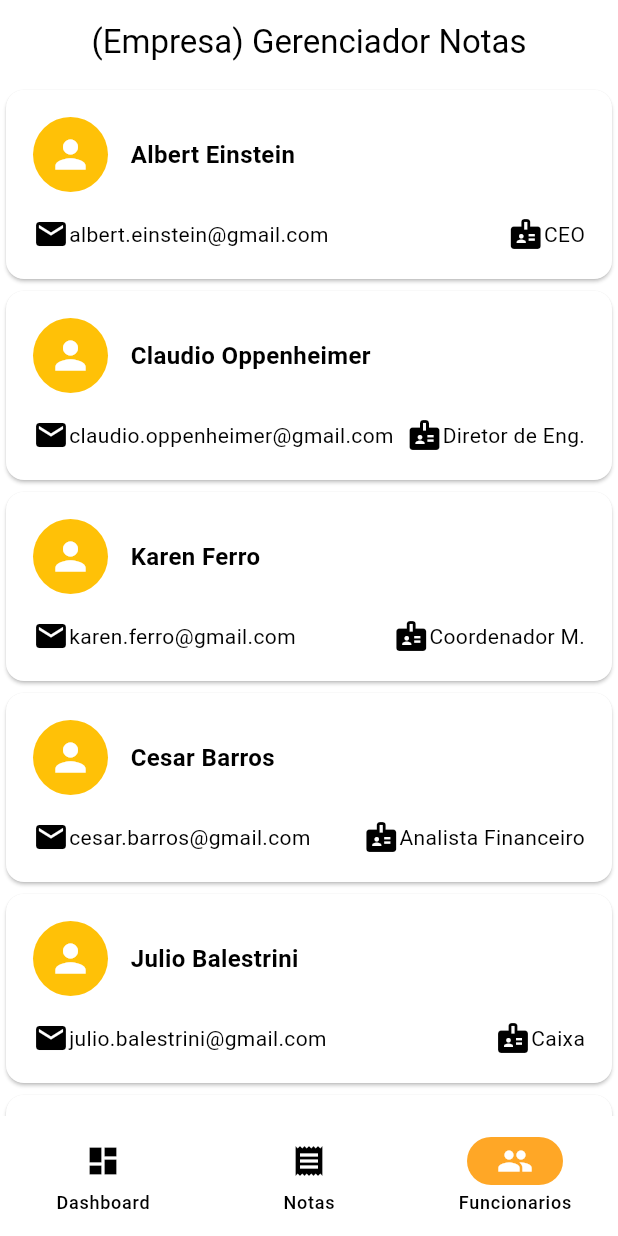
After one commit to gustavoaraujo06/freedom.gerenciador, a Flutter app: the screen it shows after launch, item 3 of the bottom bar chosen, on a phone screen of 412 x 824 dp. The commit adds this screen. Run offline on Flutter 3.47's test engine with Material 3 defaults, Android fonts, the phone set to English and light mode, and no system bars; our stand-ins replace fl_chart; missing offline and left inert: mobile_scanner.

Commit message:
workers page

```diff
--- a/mobile/lib/main.dart
+++ b/mobile/lib/main.dart
@@ -3,6 +3,7 @@ import 'package:mobile/addnota.dart';
 import 'package:mobile/dashboard.dart';
 import 'package:mobile/notas_repository.dart';
 import 'package:mobile/notaswidget.dart';
+import 'package:mobile/workers.dart';
 import 'package:provider/provider.dart';
 
 void main() {
@@ -96,6 +97,10 @@ class NotasHomeState extends State<NotasHome> {
             icon: Icon(Icons.receipt),
             label: "Notas",
           ),
+           NavigationDestination(
+            icon: Icon(Icons.people),
+            label: "Funcionarios",
+          ),
         ],
         selectedIndex: navigationIndex,
         onDestinationSelected: (value) =>
@@ -107,6 +112,7 @@ class NotasHomeState extends State<NotasHome> {
       body: [
         Dashboard(),
         NotasWidget(),
+        Workers(),
       ][navigationIndex],
     );
   }
--- /dev/null
+++ b/mobile/lib/models/worker.dart
@@ -0,0 +1,15 @@
+class Worker{
+  final String name;
+  final String email;
+  final String role;
+  final double salary;
+  final String pixKey;
+
+  const Worker({
+    required this.name,
+    required this.email,
+    required this.role,
+    required this.salary,
+    required this.pixKey,
+  });
+}
--- /dev/null
+++ b/mobile/lib/workers.dart
@@ -0,0 +1,134 @@
+import 'package:flutter/material.dart';
+import 'package:mobile/models/worker.dart';
+import 'package:mobile/views/worker_page.dart';
+
+class Workers extends StatelessWidget {
+  const Workers({super.key});
+  final List<Worker> workers = const [
+    Worker(
+        name: "Albert Einstein",
+        email: "albert.einstein@gmail.com",
+        role: "CEO",
+        salary: 12000.0,
+        pixKey: "pix.albert"),
+    Worker(
+        name: "Claudio Oppenheimer",
+        email: "claudio.oppenheimer@gmail.com",
+        role: "Diretor de Eng.",
+        salary: 9800.0,
+        pixKey: "384723799200"),
+    Worker(
+        name: "Karen Ferro",
+        email: "karen.ferro@gmail.com",
+        role: "Coordenador M.",
+        salary: 7200.0,
+        pixKey: "karenferro"),
+    Worker(
+        name: "Cesar Barros",
+        email: "cesar.barros@gmail.com",
+        role: "Analista Financeiro",
+        salary: 6300.0,
+        pixKey: "barros123"),
+    Worker(
+        name: "Julio Balestrini",
+        email: "julio.balestrini@gmail.com",
+        role: "Caixa",
+        salary: 3200.0,
+        pixKey: "pixjulio"),
+    Worker(
+        name: "Marco Aurelio",
+        email: "marco.aurelio@gmail.com",
+        role: "CEO",
+        salary: 15000.0,
+        pixKey: "marcousine"),
+    Worker(
+        name: "Paulo Kogos",
+        email: "paulo.kogos@gmail.com",
+        role: "Motorista",
+        salary: 2800.0,
+        pixKey: "346263992005"),
+    Worker(
+        name: "Obama Bin Laden",
+        email: "obamabinladen@gmail.com",
+        role: "Conselheiro",
+        salary: 6000.0,
+        pixKey: "pix.obama"),
+    Worker(
+        name: "Kurt Godel",
+        email: "kurt.godel@gmail.com",
+        role: "Cientista de Dados",
+        salary: 11000.0,
+        pixKey: "logicpix"),
+    Worker(
+        name: "Ilda Newton",
+        email: "ildanewton@gmail.com",
+        role: "Gerente de Projetos",
+        salary: 9000.0,
+        pixKey: "ildaPix"),
+  ];
+  @override
+  Widget build(BuildContext context) {
+    return ListView.builder(
+        itemCount: workers.length,
+        itemBuilder: (BuildContext context, int index) {
+          return InkWell(
+            onTap: () {
+              Navigator.push(
+                context,
+                MaterialPageRoute(
+                  builder: (context) => WorkerPage(worker: workers[index]),
+                ),
+              );
+            },
+            child: Card(
+                child: Padding(
+              padding: EdgeInsets.all(18),
+              child: Column(
+                children: [
+                  Row(
+                    children: [
+                      CircleAvatar(
+                        radius: 25,
+                        backgroundColor: Colors.amber,
+                        child: Icon(
+                          Icons.person,
+                          size: 30,
+                        ),
+                      ),
+                      SizedBox(
+                        width: 15,
+                      ),
+                      Text(
+                        workers[index].name,
+                        style: TextStyle(
+                            fontSize: 16, fontWeight: FontWeight.bold),
+                      ),
+                    ],
+                  ),
+                  SizedBox(
+                    height: 16,
+                  ),
+                  Row(
+                    mainAxisAlignment: MainAxisAlignment.spaceBetween,
+                    children: [
+                      Row(
+                        children: [
+                          Icon(Icons.email),
+                          Text(workers[index].email),
+                        ],
+                      ),
+                      Row(
+                        children: [
+                          Icon(Icons.badge),
+                          Text(workers[index].role),
+                        ],
+                      ),
+                    ],
+                  )
+                ],
+              ),
+            )),
+          );
+        });
+  }
+}
```
Also changed, not shown: mobile/lib/views/worker_page.dart (added, +150 -0 lines).
